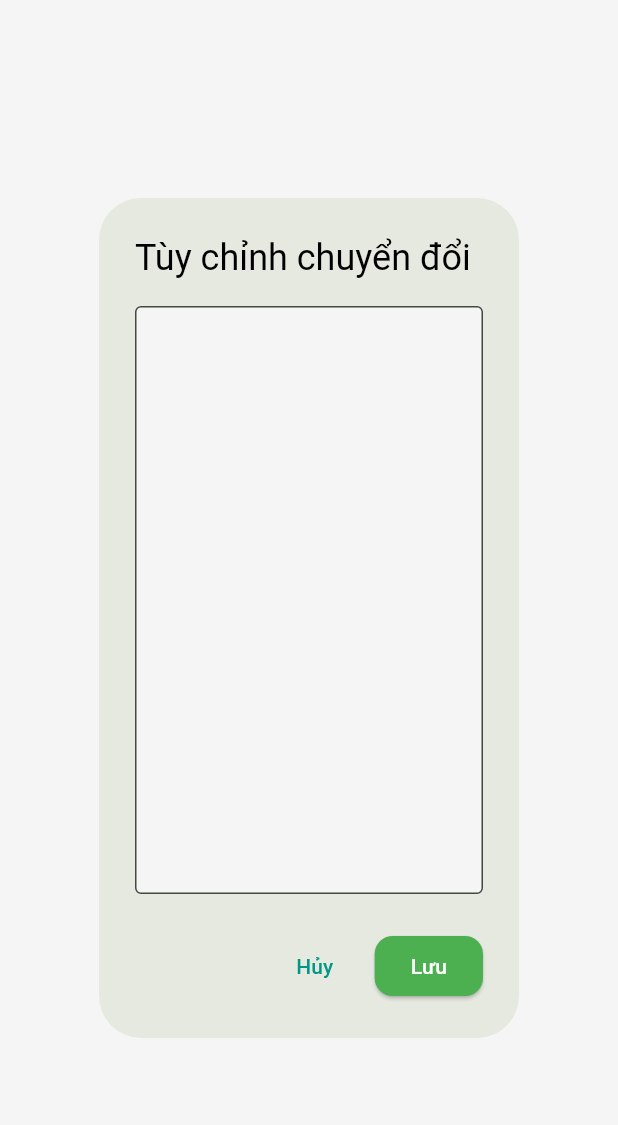
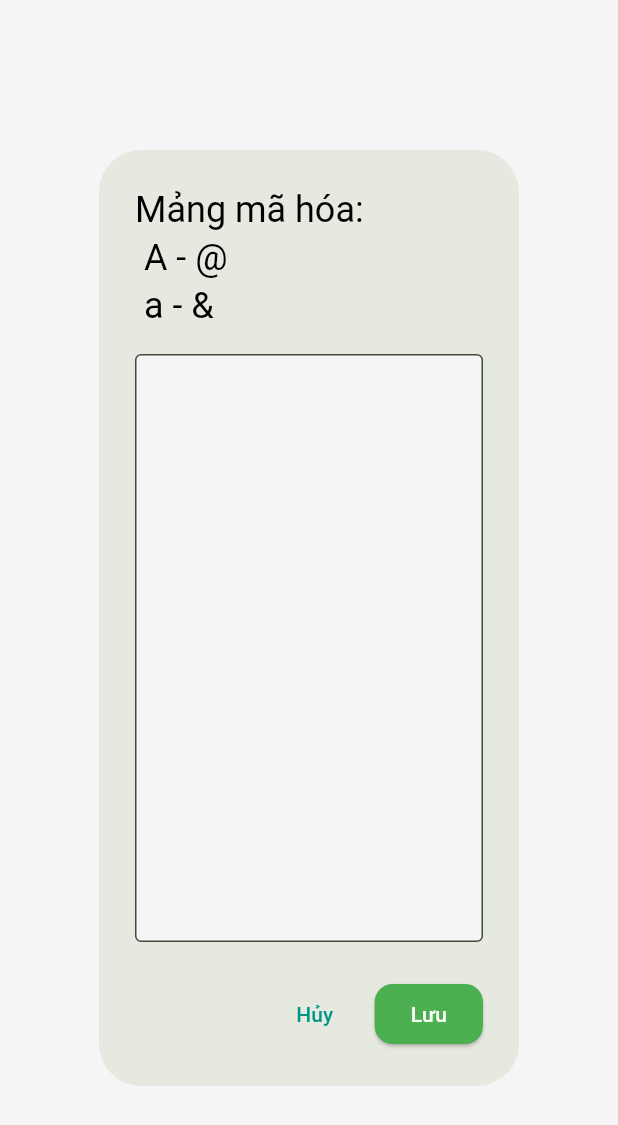
Before and after one commit to LeTienIT/flutter_AllInOne, a Flutter app: the CustomMappingDialog widget shown alone on an empty page, opened directly, on a phone screen of 412 x 824 dp. Shown: the top 1125 px of the screen. Run offline on Flutter 3.47's test engine with Material 3 defaults, Android fonts, the phone set to English and light mode, and no system bars; our stand-ins replace dio, dropdown_search, fl_chart, flutter_cache_manager, flutter_fortune_wheel, flutter_riverpod and 5 more; missing offline and left inert: encrypt, flutter_simple_calculator, full_calender, image_gallery_saver_plus, lunar_calendar_plus, pointycastle and 1 more; accounts and stored records are empty.

Commit message:
Sửa lỗi

```diff
--- a/lib/features/encryption/custom.dart
+++ b/lib/features/encryption/custom.dart
@@ -57,14 +57,14 @@ class _CustomMappingDialogState extends State<CustomMappingDialog> {
   @override
   Widget build(BuildContext context) {
     return AlertDialog(
-      title: const Text("Tùy chỉnh chuyển đổi"),
+      title: const Text("Mảng mã hóa:\n A - @\n a - &"),
       content: TextField(
         controller: _controller,
         minLines: 15,
         maxLines: 16,
         decoration: const InputDecoration(
           border: OutlineInputBorder(),
-          hintText: "Ví dụ:\nA - !!!\nB - ###",
+          hintText: "Ví dụ: A - !!!",
         ),
       ),
       actions: [
--- a/lib/features/encryption/encryption_screen.dart
+++ b/lib/features/encryption/encryption_screen.dart
@@ -45,7 +45,7 @@ class _CryptoScreenState extends State<CryptoScreen> {
     "CUSTOM": {
       "id": "CUSTOM",
       "title": "Tự định nghĩa",
-      "encrypt": "Bạn tự định nghĩa ra 1 bảng mã hóa [Đơn giản chỉ là thay thế ký tự: VD: A -> !!!]",
+      "encrypt": "Bạn tự định nghĩa ra 1 bảng mã hóa [Đơn giản chỉ là thay thế ký tự: VD: A - !!!]",
       "decrypt": "Sẽ sử dụng chính bảng mã hóa do bạn định nghĩa",
       "usage": "Tùy ý chí của bạn.",
     },
--- a/pubspec.yaml
+++ b/pubspec.yaml
@@ -2,7 +2,7 @@ name: all_in_one_tool
 description: "Tất cả các tiện ích cá nhân sử dụng hằng ngày - AllinOne Tools"
 publish_to: 'none'
 
-version: 10.0.1+14
+version: 10.1.1+15
 
 environment:
   sdk: ^3.7.2
```
Also changed, not shown: 1 other file.
